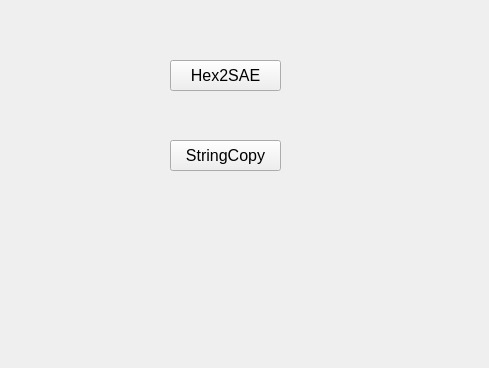
This is widget.ui in jelly27th/tools as Qt 5 draws it before an edit. The edited form follows.
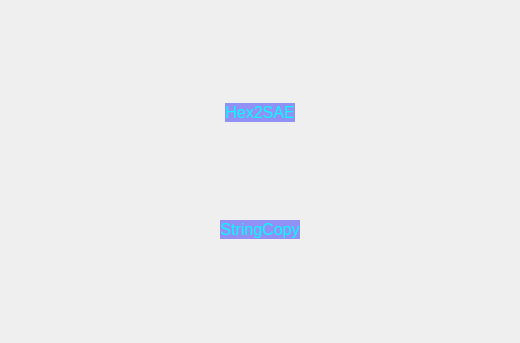
This is the edited form. Icons and pictures are not drawn.

Commit message: add ico and background

```diff
--- a/widget.ui
+++ b/widget.ui
@@ -6,49 +6,92 @@
    <rect>
     <x>0</x>
     <y>0</y>
-    <width>489</width>
-    <height>368</height>
+    <width>520</width>
+    <height>343</height>
    </rect>
   </property>
   <property name="windowTitle">
    <string>Tools</string>
   </property>
-  <widget class="QPushButton" name="h2s">
-   <property name="geometry">
-    <rect>
-     <x>170</x>
-     <y>60</y>
-     <width>111</width>
-     <height>31</height>
-    </rect>
+  <property name="autoFillBackground">
+   <bool>false</bool>
+  </property>
+  <property name="styleSheet">
+   <string notr="true">QWidget#Widget{
+border-image: url(:/image/bg.jpg);
+}</string>
+  </property>
+  <layout class="QVBoxLayout" name="verticalLayout_2">
+   <item>
+    <layout class="QHBoxLayout" name="horizontalLayout">
+     <item>
+      <layout class="QHBoxLayout" name="horizontalLayout_2"/>
+     </item>
+     <item>
+      <widget class="QPushButton" name="h2s_2">
+       <property name="sizePolicy">
+        <sizepolicy hsizetype="Maximum" vsizetype="Maximum">
+         <horstretch>10</horstretch>
+         <verstretch>10</verstretch>
+        </sizepolicy>
    </property>
    <property name="font">
     <font>
      <pointsize>12</pointsize>
     </font>
    </property>
+       <property name="styleSheet">
+        <string notr="true">QPushButton#h2s_2{
+color: rgba(0, 255,255, 250);background-color: rgba(0,0,255,100);border:none;
+}</string>
+       </property>
    <property name="text">
     <string>Hex2SAE</string>
    </property>
   </widget>
+     </item>
+     <item>
+      <layout class="QVBoxLayout" name="verticalLayout"/>
+     </item>
+    </layout>
+   </item>
+   <item>
+    <layout class="QHBoxLayout" name="horizontalLayout_3">
+     <item>
+      <layout class="QHBoxLayout" name="horizontalLayout_4"/>
+     </item>
+     <item>
   <widget class="QPushButton" name="StringCopy">
-   <property name="geometry">
-    <rect>
-     <x>170</x>
-     <y>140</y>
-     <width>111</width>
-     <height>31</height>
-    </rect>
+       <property name="sizePolicy">
+        <sizepolicy hsizetype="Maximum" vsizetype="Maximum">
+         <horstretch>10</horstretch>
+         <verstretch>10</verstretch>
+        </sizepolicy>
    </property>
    <property name="font">
     <font>
      <pointsize>12</pointsize>
     </font>
    </property>
+       <property name="autoFillBackground">
+        <bool>false</bool>
+       </property>
+       <property name="styleSheet">
+        <string notr="true">QPushButton#StringCopy{
+color: rgba(0, 255,255, 250);background-color: rgba(0,0,255,100);border:none;
+}</string>
+       </property>
    <property name="text">
     <string>StringCopy</string>
    </property>
   </widget>
+     </item>
+     <item>
+      <layout class="QHBoxLayout" name="horizontalLayout_5"/>
+     </item>
+    </layout>
+   </item>
+  </layout>
  </widget>
  <resources/>
  <connections/>
```
Lines whose indentation alone changed are shown as unchanged. The commit also changes 14 other files.
